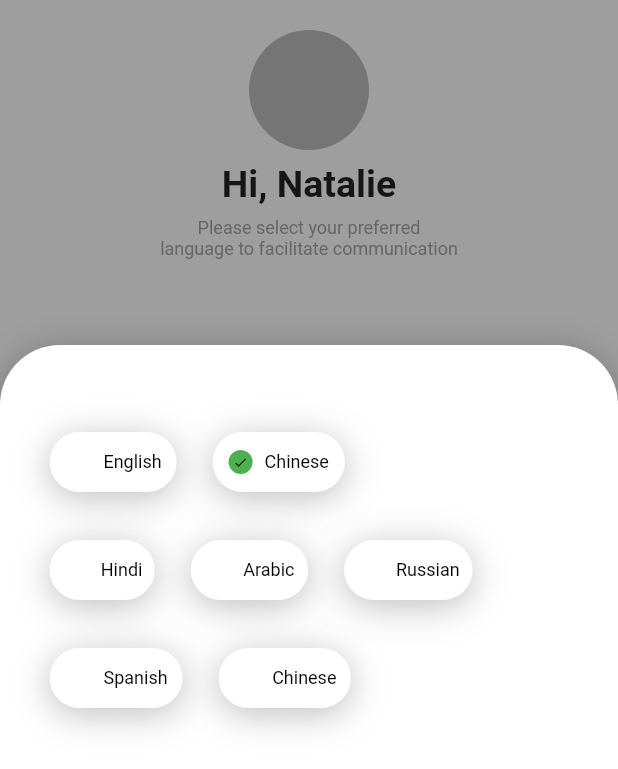
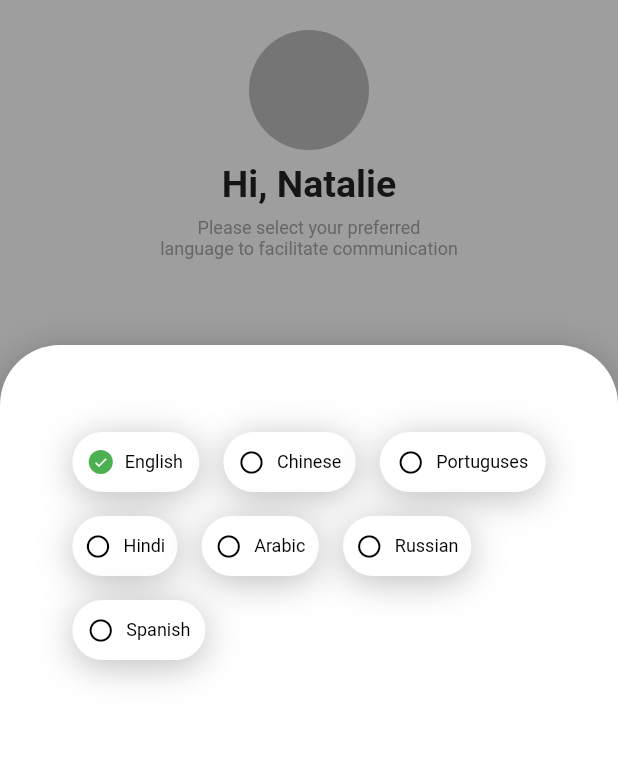
Before and after one commit to kalimullahdev/judy, a Flutter app: the ChooseLanguage screen opened directly, on a phone screen of 412 x 824 dp. Shown: the top 769 px of the screen. Run offline on Flutter 3.47's test engine with Material 2 defaults, Android fonts, the phone set to English and light mode, and no system bars; our stand-ins replace flutter_svg, font_awesome_flutter, pin_code_fields; missing offline and left inert: proste_bezier_curve.

Commit message:
choose language made functional

```diff
--- a/lib/presentation/base/choice_widget.dart
+++ b/lib/presentation/base/choice_widget.dart
@@ -16,6 +16,8 @@ class ChoiceWidget extends StatelessWidget {
   final LinearGradient? linearGradient;
   final Color? textColor;
   final Color? iconColor;
+  final Color? iconUncheckedColor;
+  final IconData? iconUncheck;
   final bool showCheckAtTrailing;
   const ChoiceWidget({
     Key? key,
@@ -24,6 +26,8 @@ class ChoiceWidget extends StatelessWidget {
     this.linearGradient,
     this.textColor,
     this.showCheckAtTrailing = false,
+    this.iconUncheckedColor,
+    this.iconUncheck,
     this.iconColor,
   }) : super(key: key);
 
@@ -83,9 +87,9 @@ class ChoiceWidget extends StatelessWidget {
                           size: 10,
                         ))
                     : Icon(
-                        Icons.radio_button_unchecked,
+                        iconUncheck ?? Icons.radio_button_unchecked,
                         size: 18,
-                        color: iconColor ?? Colors.white,
+                        color: iconUncheckedColor ?? Colors.white,
                       ),
               ],
             )
@@ -110,9 +114,9 @@ class ChoiceWidget extends StatelessWidget {
                           borderRadius: BorderRadius.circular(12),
                         ),
                         child: Icon(
-                          Icons.close,
+                          iconUncheck ?? Icons.close,
                           size: 18,
-                          color: iconColor ?? Colors.white,
+                          color: iconUncheckedColor ?? Colors.white,
                         ),
                       ),
                 const SizedBox(width: 8),
--- a/lib/presentation/screens/choose_language.dart
+++ b/lib/presentation/screens/choose_language.dart
@@ -1,6 +1,7 @@
 import 'package:flutter/material.dart';
 import 'package:judy_flutter_ui/presentation/base/choice_widget.dart';
 import 'package:judy_flutter_ui/presentation/screens/choose_interest.dart';
+import 'package:judy_flutter_ui/utill/color_resources.dart';
 import 'package:judy_flutter_ui/utill/dimensions.dart';
 import 'package:judy_flutter_ui/utill/nav.dart';
 
@@ -125,50 +126,27 @@ class _ChooseLanguageState extends State<ChooseLanguage> {
                     child: Column(
                       children: [
                         const SizedBox(height: 50),
-                        Row(
-                          // mainAxisAlignment: MainAxisAlignment.center,
-                          children: [
-                            ChoiceWidget(
-                              text: Language.values[0].name,
-                              // isChecked: true,
-                            ),
-                            const SizedBox(width: 8),
-                            ChoiceWidget(
-                              text: Language.values[1].name,
-                              isChecked: true,
-                            ),
-                          ],
-                        ),
-                        const SizedBox(height: 16),
-                        Row(
-                          children: [
-                            ChoiceWidget(
-                              text: Language.values[3].name,
-                              // isChecked: true,
-                            ),
-                            const SizedBox(width: 8),
-                            ChoiceWidget(
-                              text: Language.values[4].name,
-                            ),
-                            const SizedBox(width: 8),
-                            ChoiceWidget(
-                              text: Language.values[5].name,
-                            ),
-                          ],
-                        ),
-                        const SizedBox(height: 16),
-                        Row(
-                          children: [
-                            ChoiceWidget(
-                              text: Language.values[6].name,
-                              // isChecked: true,
-                            ),
-                            const SizedBox(width: 8),
-                            ChoiceWidget(
-                              text: Language.values[1].name,
-                            ),
-                            const SizedBox(width: 8),
-                          ],
+                        Wrap(
+                          children: List<Widget>.generate(
+                            Language.values.toList().length,
+                            (int idx) {
+                              return GestureDetector(
+                                onTap: () {
+                                  setState(() {
+                                    _currentLanguage = Language.values[idx];
+                                  });
+                                },
+                                child: ChoiceWidget(
+                                  text: Language.values[idx].name,
+                                  iconUncheckedColor: ColorResources.blackColor,
+                                  iconUncheck: Icons.radio_button_unchecked,
+                                  iconColor: Colors.white,
+                                  isChecked:
+                                      _currentLanguage == Language.values[idx],
+                                ),
+                              );
+                            },
+                          ).toList(),
                         ),
                       ],
                     ),
```
